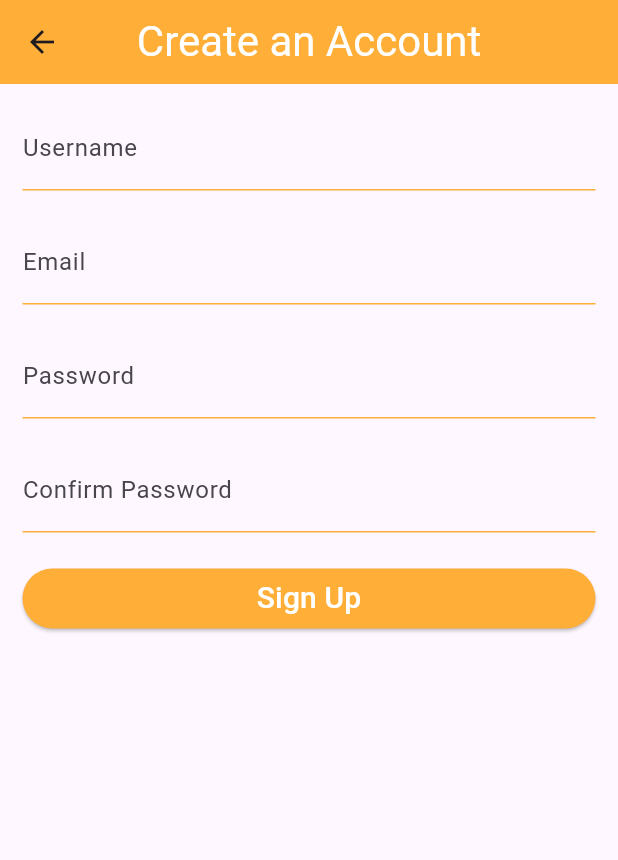
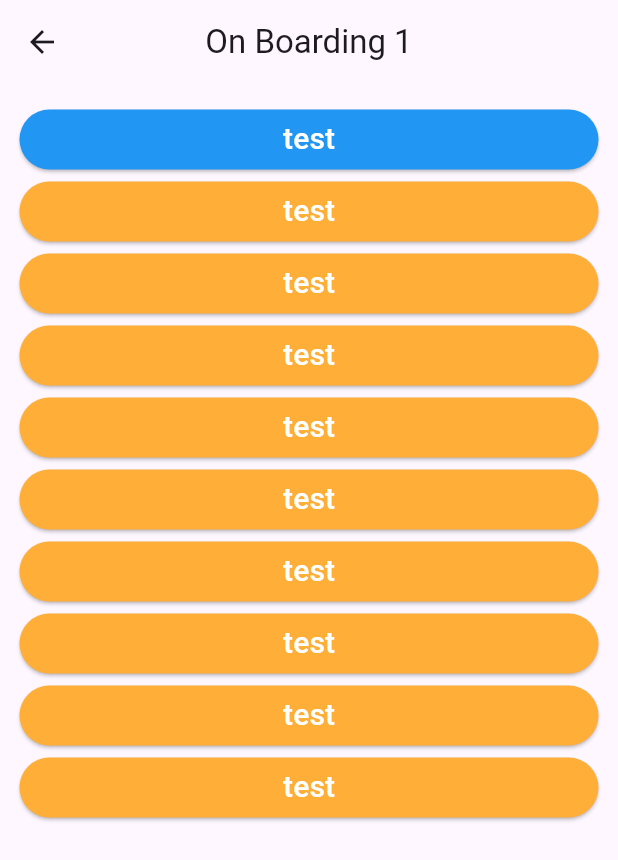
Before and after one commit to 82-Gaurab/veda-verse, a Flutter app: the screen it shows after launch, after a tap on "Continue", after a tap on "Sign Up", on a phone screen of 412 x 824 dp. Shown: the top 860 px of the screen. Run offline on Flutter 3.47's test engine with Material 3 defaults, Android fonts, the phone set to English and light mode, and no system bars.

Commit message:
Create a sample on boarding screen

```diff
--- a/lib/screen/login_screen.dart
+++ b/lib/screen/login_screen.dart
@@ -1,5 +1,6 @@
 import 'package:flutter/material.dart';
 import 'package:vedaverse/common/my_snack_bar.dart';
+import 'package:vedaverse/screen/on_boarding_screen.dart';
 import 'package:vedaverse/screen/sign_up_screen.dart';
 import 'package:vedaverse/widgets/my_button.dart';
 import 'package:vedaverse/widgets/my_input_form_field.dart';
@@ -55,7 +56,7 @@ class LoginScreen extends StatelessWidget {
               TextButton(
                 onPressed: () {
                   Navigator.of(context).push(
-                    MaterialPageRoute(builder: (context) => SignUpScreen()),
+                    MaterialPageRoute(builder: (context) => OnBoardingScreen()),
                   );
                 },
                 child: Text(
--- /dev/null
+++ b/lib/screen/on_boarding_screen.dart
@@ -0,0 +1,30 @@
+import 'package:flutter/material.dart';
+import 'package:vedaverse/widgets/my_button.dart';
+
+class OnBoardingScreen extends StatelessWidget {
+  const OnBoardingScreen({super.key});
+
+  @override
+  Widget build(BuildContext context) {
+    return Scaffold(
+      appBar: AppBar(title: Text("On Boarding 1"), centerTitle: true),
+      body: Padding(
+        padding: EdgeInsets.all(13),
+        child: Column(
+          children: [
+            MyButton(text: "test", onPressed: () {}, color: Colors.blue),
+            MyButton(text: "test", onPressed: () {}),
+            MyButton(text: "test", onPressed: () {}),
+            MyButton(text: "test", onPressed: () {}),
+            MyButton(text: "test", onPressed: () {}),
+            MyButton(text: "test", onPressed: () {}),
+            MyButton(text: "test", onPressed: () {}),
+            MyButton(text: "test", onPressed: () {}),
+            MyButton(text: "test", onPressed: () {}),
+            MyButton(text: "test", onPressed: () {}),
+          ],
+        ),
+      ),
+    );
+  }
+}
```
